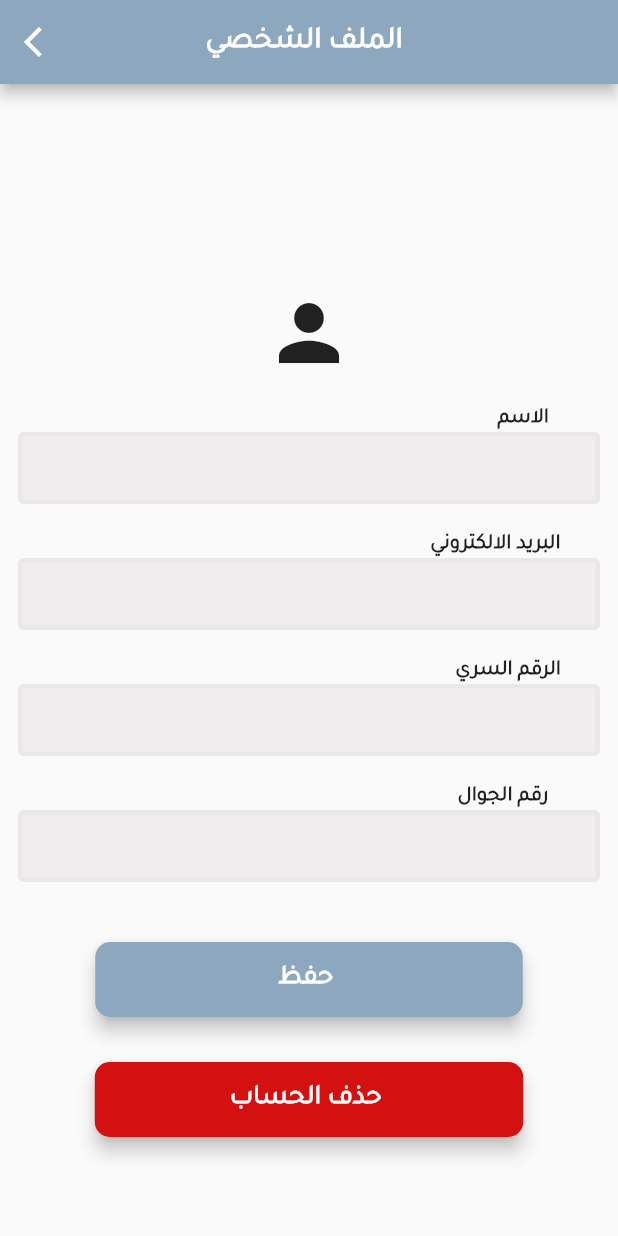
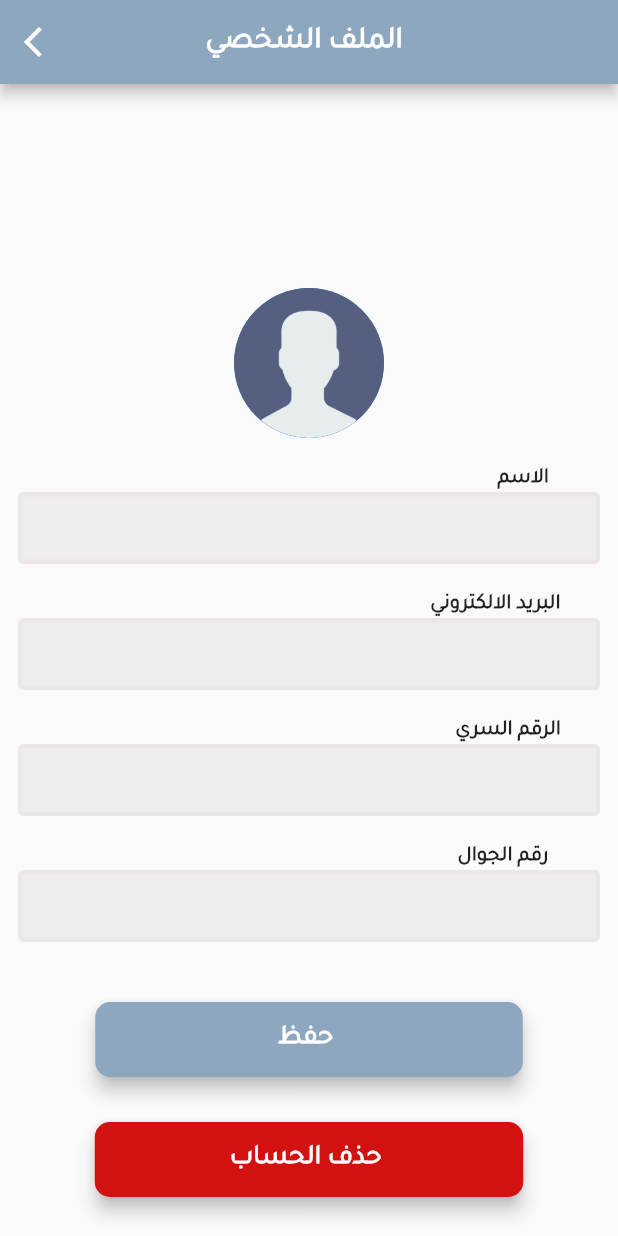
Before and after one commit to aljoharash/Itmaen-G9, a Flutter app: the editProfile screen opened directly with empty values, on a phone screen of 412 x 824 dp. Run offline on Flutter 3.47's test engine with Material 2 defaults, Android fonts, the phone set to English and light mode, and no system bars; our stand-ins replace audioplayers, cloud_firestore, curved_navigation_bar, firebase_auth, firebase_core, firebase_storage and 16 more; missing offline and left inert: dart:ffi, day_night_time_picker, flutter_barcode_scanner, flutter_phone_direct_caller, syncfusion_localizations, workmanager; accounts and stored records are empty.

```diff
--- a/itmaen/lib/editprofile.dart
+++ b/itmaen/lib/editprofile.dart
@@ -190,10 +190,12 @@ class _editProfile extends State<editProfile> {
                   SizedBox(
                     height: 180,
                   ),
-                  Icon(
-                    Icons.person,
-                    size: 60,
+
+                  CircleAvatar(
+                    radius: 50.0,
+                    backgroundImage: AssetImage('images/profile.png'),
                   ),
+
                   SizedBox(
                     height: 19,
                   ),
```
